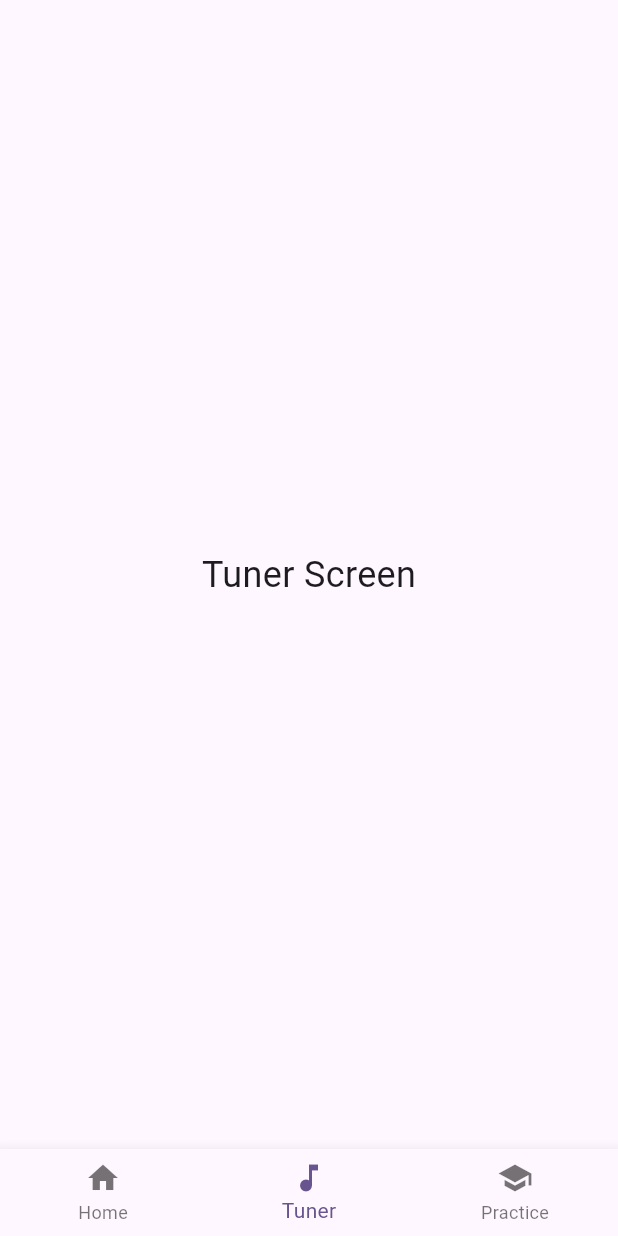
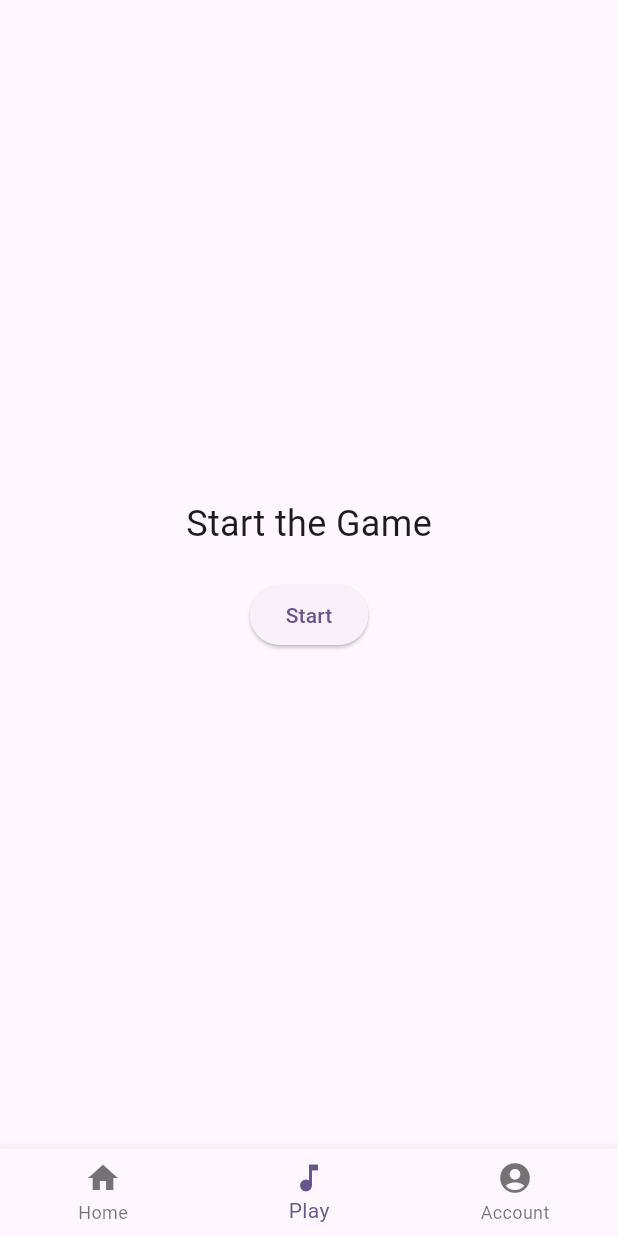
Before and after one commit to 9ShadowWolf9/freatboard_memorizer, a Flutter app: the screen it shows after launch, item 2 of the bottom bar chosen, on a phone screen of 412 x 824 dp. Run offline on Flutter 3.47's test engine with Material 3 defaults, Android fonts, the light colour scheme and no system bars.

Commit message:
Refactored code and added basic screens

```diff
--- /dev/null
+++ b/lib/components/bottom_bar.dart
@@ -0,0 +1,34 @@
+import 'package:flutter/material.dart';
+
+class BottomBar extends StatelessWidget {
+  final int selectedIndex;
+  final ValueChanged<int> onTap;
+
+  const BottomBar({
+    Key? key,
+    required this.selectedIndex,
+    required this.onTap,
+  }) : super(key: key);
+
+  @override
+  Widget build(BuildContext context) {
+    return BottomNavigationBar(
+      currentIndex: selectedIndex,
+      onTap: onTap,
+      items: const [
+        BottomNavigationBarItem(
+          icon: Icon(Icons.home),
+          label: 'Home',
+        ),
+        BottomNavigationBarItem(
+          icon: Icon(Icons.music_note),
+          label: 'Play',
+        ),
+        BottomNavigationBarItem(
+          icon: Icon(Icons.account_circle),
+          label: 'Account',
+        ),
+      ],
+    );
+  }
+}
--- a/lib/main.dart
+++ b/lib/main.dart
@@ -1,4 +1,8 @@
 import 'package:flutter/material.dart';
+import 'components/bottom_bar.dart';
+import 'screens/home_page.dart';
+import 'screens/play_page.dart';
+import 'screens/account_page.dart';
 
 void main() {
   runApp(const MyApp());
@@ -11,30 +15,29 @@
   Widget build(BuildContext context) {
     return MaterialApp(
       debugShowCheckedModeBanner: false,
-      title: 'Guitar App',
+      title: 'Freatboard memorizer',
       theme: ThemeData(
         colorScheme: ColorScheme.fromSeed(seedColor: Colors.deepPurple),
       ),
-      home: const HomePage(),
+      home: const MainPage(),
     );
   }
 }
 
-class HomePage extends StatefulWidget {
-  const HomePage({super.key});
+class MainPage extends StatefulWidget {
+  const MainPage({super.key});
 
   @override
-  State<HomePage> createState() => _HomePageState();
+  State<MainPage> createState() => _MainPageState();
 }
 
-class _HomePageState extends State<HomePage> {
+class _MainPageState extends State<MainPage> {
   int _selectedIndex = 0;
 
-  // List of screens for each tab
   static const List<Widget> _pages = <Widget>[
-    Center(child: Text('Home Screen', style: TextStyle(fontSize: 24))),
-    Center(child: Text('Tuner Screen', style: TextStyle(fontSize: 24))),
-    Center(child: Text('Practice Screen', style: TextStyle(fontSize: 24))),
+    HomePage(),
+    PlayPage(),
+    AccountPage(),
   ];
 
   void _onItemTapped(int index) {
@@ -47,23 +50,9 @@
   Widget build(BuildContext context) {
     return Scaffold(
       body: _pages[_selectedIndex],
-      bottomNavigationBar: BottomNavigationBar(
-        currentIndex: _selectedIndex,
+      bottomNavigationBar: BottomBar(
+        selectedIndex: _selectedIndex,
         onTap: _onItemTapped,
-        items: const [
-          BottomNavigationBarItem(
-            icon: Icon(Icons.home),
-            label: 'Home',
-          ),
-          BottomNavigationBarItem(
-            icon: Icon(Icons.music_note),
-            label: 'Tuner',
-          ),
-          BottomNavigationBarItem(
-            icon: Icon(Icons.school),
-            label: 'Practice',
-          ),
-        ],
       ),
     );
   }
--- /dev/null
+++ b/lib/screens/account_page.dart
@@ -0,0 +1,17 @@
+import 'package:flutter/material.dart';
+
+class AccountPage extends StatelessWidget {
+  const AccountPage({super.key});
+
+  @override
+  Widget build(BuildContext context) {
+    return const Scaffold(
+      body: Center(
+        child: Text(
+          'Account Screen',
+          style: TextStyle(fontSize: 24),
+        ),
+      ),
+    );
+  }
+}
--- /dev/null
+++ b/lib/screens/home_page.dart
@@ -0,0 +1,17 @@
+import 'package:flutter/material.dart';
+
+class HomePage extends StatelessWidget {
+  const HomePage({super.key});
+
+  @override
+  Widget build(BuildContext context) {
+    return const Scaffold(
+      body: Center(
+        child: Text(
+          'Home Screen',
+          style: TextStyle(fontSize: 24),
+        ),
+      ),
+    );
+  }
+}
--- /dev/null
+++ b/lib/screens/play_page.dart
@@ -0,0 +1,30 @@
+import 'package:flutter/material.dart';
+
+class PlayPage extends StatelessWidget {
+  const PlayPage({super.key});
+
+  @override
+  Widget build(BuildContext context) {
+    return Scaffold(
+      body: Center(
+        child: Column(
+          mainAxisSize: MainAxisSize.min,
+          children: [
+            const Text(
+              'Start the Game',
+              style: TextStyle(fontSize: 24),
+            ),
+            const SizedBox(height: 20),
+            ElevatedButton(
+              onPressed: () {
+                // TODO: Start your game here
+                print('Game started!');
+              },
+              child: const Text('Start'),
+            ),
+          ],
+        ),
+      ),
+    );
+  }
+}
```
